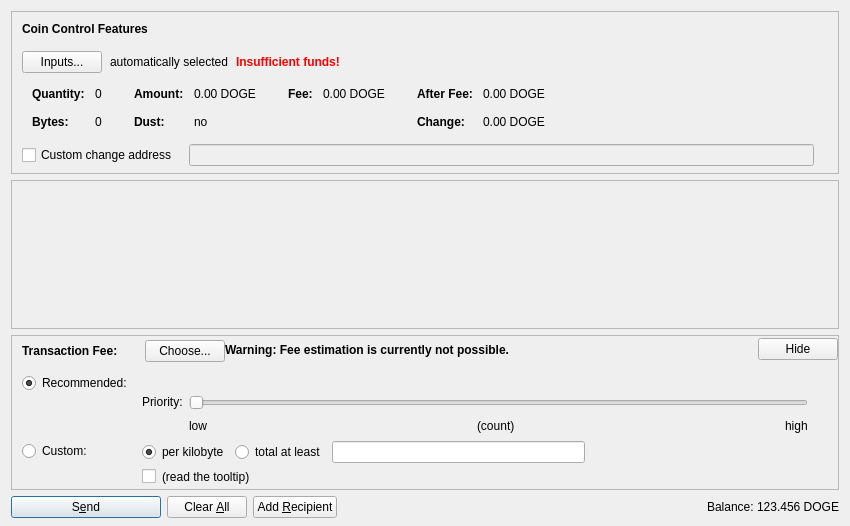
This is src/qt/forms/sendcoinsdialog.ui in dingocoin/dingocoin as Qt 5 draws it before an edit. The edited form follows.
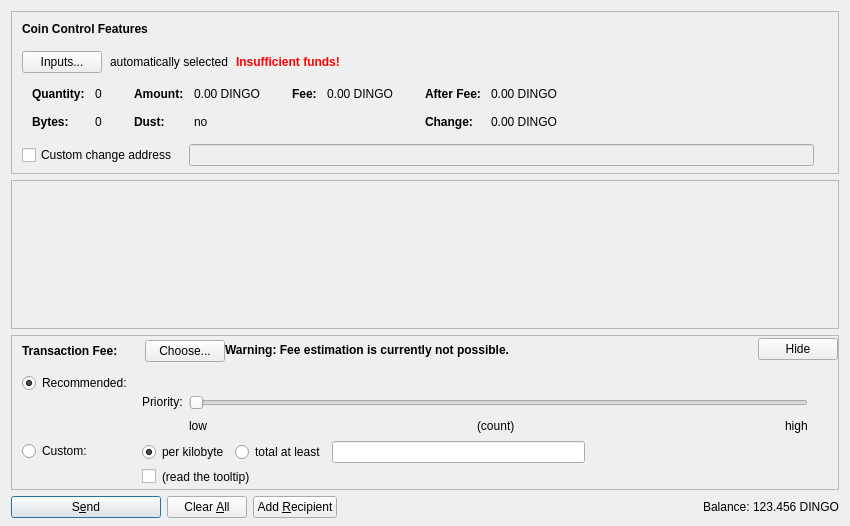
This is the edited form. Icons and pictures are not drawn. Custom widgets are drawn as their Qt base class.

Commit message: DOGE -> DINGO where appropriate.

```diff
--- a/src/qt/forms/sendcoinsdialog.ui
+++ b/src/qt/forms/sendcoinsdialog.ui
@@ -324,7 +324,7 @@
                   <enum>Qt::ActionsContextMenu</enum>
                  </property>
                  <property name="text">
-                  <string notr="true">0.00 DOGE</string>
+                  <string notr="true">0.00 DINGO</string>
                  </property>
                  <property name="textInteractionFlags">
                   <set>Qt::LinksAccessibleByMouse|Qt::TextSelectableByKeyboard|Qt::TextSelectableByMouse</set>
@@ -404,7 +404,7 @@
                   <enum>Qt::ActionsContextMenu</enum>
                  </property>
                  <property name="text">
-                  <string notr="true">0.00 DOGE</string>
+                  <string notr="true">0.00 DINGO</string>
                  </property>
                  <property name="textInteractionFlags">
                   <set>Qt::LinksAccessibleByMouse|Qt::TextSelectableByKeyboard|Qt::TextSelectableByMouse</set>
@@ -455,7 +455,7 @@
                   <enum>Qt::ActionsContextMenu</enum>
                  </property>
                  <property name="text">
-                  <string notr="true">0.00 DOGE</string>
+                  <string notr="true">0.00 DINGO</string>
                  </property>
                  <property name="textInteractionFlags">
                   <set>Qt::LinksAccessibleByMouse|Qt::TextSelectableByKeyboard|Qt::TextSelectableByMouse</set>
@@ -484,7 +484,7 @@
                   <enum>Qt::ActionsContextMenu</enum>
                  </property>
                  <property name="text">
-                  <string notr="true">0.00 DOGE</string>
+                  <string notr="true">0.00 DINGO</string>
                  </property>
                  <property name="textInteractionFlags">
                   <set>Qt::LinksAccessibleByMouse|Qt::TextSelectableByKeyboard|Qt::TextSelectableByMouse</set>
@@ -1303,7 +1303,7 @@
           <cursorShape>IBeamCursor</cursorShape>
          </property>
          <property name="text">
-          <string notr="true">123.456 DOGE</string>
+          <string notr="true">123.456 DINGO</string>
          </property>
          <property name="textInteractionFlags">
           <set>Qt::LinksAccessibleByMouse|Qt::TextSelectableByKeyboard|Qt::TextSelectableByMouse</set>
```
The commit also changes 93 other files.
